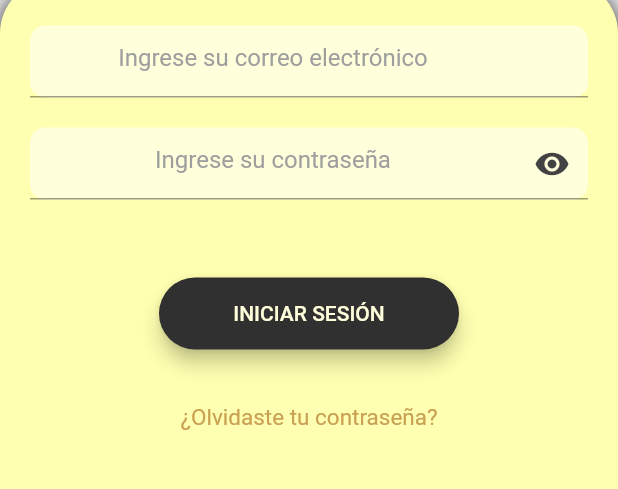
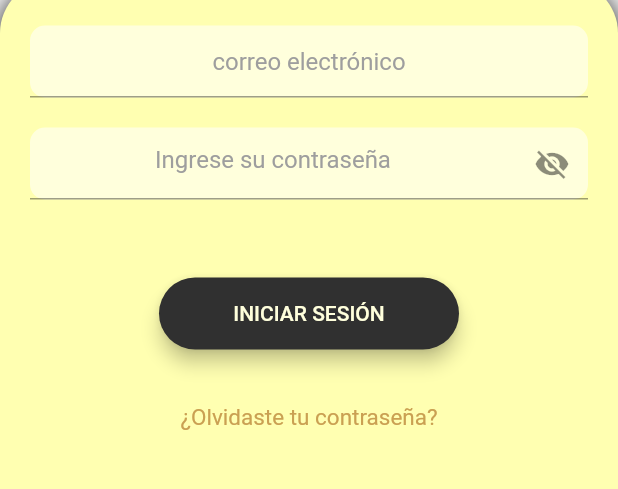
Before and after one commit to MelissaMashiro/Next-To-Manager, a Flutter app: the screen it shows after launch, after a tap on "ADMINISTRADOR", on a phone screen of 412 x 824 dp, the part 327-816 px from its top. Run offline on Flutter 3.47's test engine with Material 2 defaults, Android fonts, the phone set to English and light mode, and no system bars; our stand-ins replace fluttertoast, modal_progress_hud, shared_preferences.

```diff
--- a/lib/components/recursos/LoginField.dart
+++ b/lib/components/recursos/LoginField.dart
@@ -7,12 +7,13 @@ class MyLoginField extends StatelessWidget {
     @required this.hintText,
     this.icon,
     this.onChanged,
-    this.obscureText = false, this.controller,
+    this.obscureText = false,
+    this.controller,
   });
 
   final TextInputType keyboardType;
   final String hintText;
-  final IconData icon;
+  final Widget icon;
   final Function onChanged;
   final bool obscureText;
   final TextEditingController controller;
@@ -33,10 +34,7 @@ class MyLoginField extends StatelessWidget {
         decoration: InputDecoration(
             hintText: hintText,
             hintStyle: TextStyle(color: Colors.grey),
-            suffixIcon: Icon(
-              icon,
-              color: Colors.grey[800],
-            )),
+            suffixIcon: hintText == "correo electrónico" ? null : icon),
       ),
     );
   }
--- a/lib/pages/admin/LoginAdministrador_page.dart
+++ b/lib/pages/admin/LoginAdministrador_page.dart
@@ -18,6 +18,15 @@ class _LoginAdminState extends State<LoginAdmin> {
   String _password;
   String _emailRecuperation;
   String message = " ";
+  //icon password toggle
+  bool _isHidden = true;
+
+  void _toggleVisibility() {
+    setState(() {
+      _isHidden = !_isHidden;
+    });
+  }
+
   @override
   Widget build(BuildContext context) {
     return Scaffold(
@@ -51,7 +60,7 @@ class _LoginAdminState extends State<LoginAdmin> {
                               email = value;
                               print(email);
                             },
-                            hintText: "Ingrese su correo electrónico",
+                            hintText: "correo electrónico",
                             keyboardType: TextInputType.emailAddress,
                           ),
                           SizedBox(
@@ -59,8 +68,13 @@ class _LoginAdminState extends State<LoginAdmin> {
                           ),
                           MyLoginField(
                             hintText: "Ingrese su contraseña",
-                            obscureText: true,
-                            icon: Icons.remove_red_eye,
+                            obscureText: _isHidden,
+                            icon: IconButton(
+                              onPressed: _toggleVisibility,
+                              icon: _isHidden
+                                  ? Icon(Icons.visibility_off)
+                                  : Icon(Icons.visibility),
+                            ),
                             onChanged: (String value) {
                               _password = value;
                               print(_password);
```
Also changed, not shown: lib/components/controllers/databasehelper.dart (deleted, +0 -122 lines), lib/pages/residente/LoginResidente_page.dart (+18 -4 lines).
